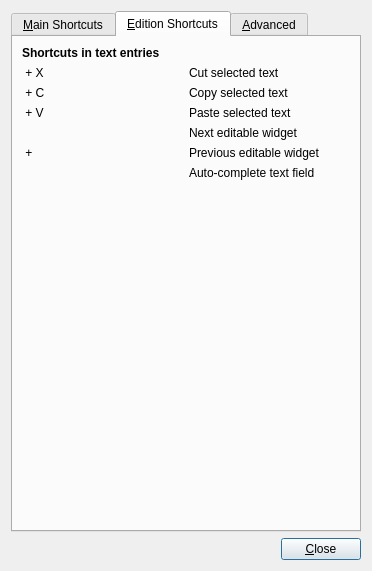
This is bin/ui/shortcuts.ui in xrg/openerp-client-kde as Qt 5 draws it before an edit. The edited form follows.
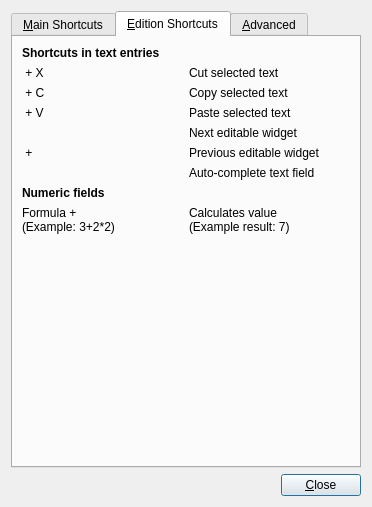
This is the edited form. The open tabs and pages were chosen to show the change. Icons and pictures are not drawn.

Commit message: Add wheel over tab doc in shortcuts dialog. Add formula trick in shortcuts dialog.

```diff
--- a/bin/ui/shortcuts.ui
+++ b/bin/ui/shortcuts.ui
@@ -6,7 +6,7 @@
     <x>0</x>
     <y>0</y>
     <width>372</width>
-    <height>571</height>
+    <height>507</height>
    </rect>
   </property>
   <property name="windowTitle" >
@@ -31,13 +31,6 @@
        <string>&amp;Main Shortcuts</string>
       </attribute>
       <layout class="QVBoxLayout" >
-       <item>
-        <widget class="QLabel" name="label_2" >
-         <property name="text" >
-          <string>&lt;center>&lt;b>Shortcuts for TinyERP&lt;/b>&lt;/center></string>
-         </property>
-        </widget>
-       </item>
        <item>
         <layout class="QGridLayout" >
          <item row="0" column="0" >
@@ -285,13 +278,13 @@
         <x>0</x>
         <y>0</y>
         <width>350</width>
-        <height>489</height>
+        <height>425</height>
        </rect>
       </property>
       <attribute name="title" >
        <string>&amp;Edition Shortcuts</string>
       </attribute>
-      <layout class="QVBoxLayout" >
+      <layout class="QVBoxLayout" name="verticalLayout" >
        <item>
         <widget class="QLabel" name="label" >
          <property name="text" >
@@ -387,6 +380,37 @@
          </item>
         </layout>
        </item>
+       <item>
+        <widget class="QLabel" name="label_2" >
+         <property name="text" >
+          <string>&lt;!DOCTYPE HTML PUBLIC "-//W3C//DTD HTML 4.0//EN" "http://www.w3.org/TR/REC-html40/strict.dtd">
+&lt;html>&lt;head>&lt;meta name="qrichtext" content="1" />&lt;style type="text/css">
+p, li { white-space: pre-wrap; }
+&lt;/style>&lt;/head>&lt;body style=" font-family:'DejaVu Sans'; font-size:9pt; font-weight:400; font-style:normal;">
+&lt;p style=" margin-top:0px; margin-bottom:0px; margin-left:0px; margin-right:0px; -qt-block-indent:0; text-indent:0px;">&lt;span style=" font-weight:600;">Numeric fields&lt;/span>&lt;/p>&lt;/body>&lt;/html></string>
+         </property>
+        </widget>
+       </item>
+       <item>
+        <layout class="QGridLayout" name="gridLayout" >
+         <item row="0" column="0" >
+          <widget class="QLabel" name="label_55" >
+           <property name="text" >
+            <string>Formula + &lt;Enter>
+(Example: 3+2*2)</string>
+           </property>
+          </widget>
+         </item>
+         <item row="0" column="1" >
+          <widget class="QLabel" name="label_56" >
+           <property name="text" >
+            <string>Calculates value
+(Example result: 7)</string>
+           </property>
+          </widget>
+         </item>
+        </layout>
+       </item>
        <item>
         <spacer>
          <property name="orientation" >
```
Left out of the diff: 22 changed lines with no effect on the pictures.
